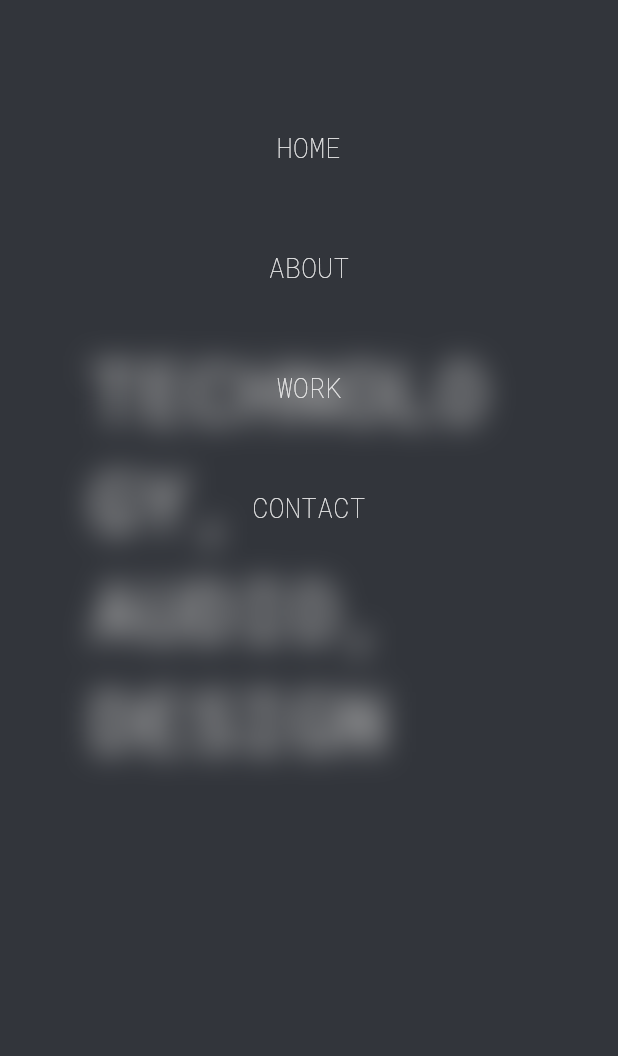
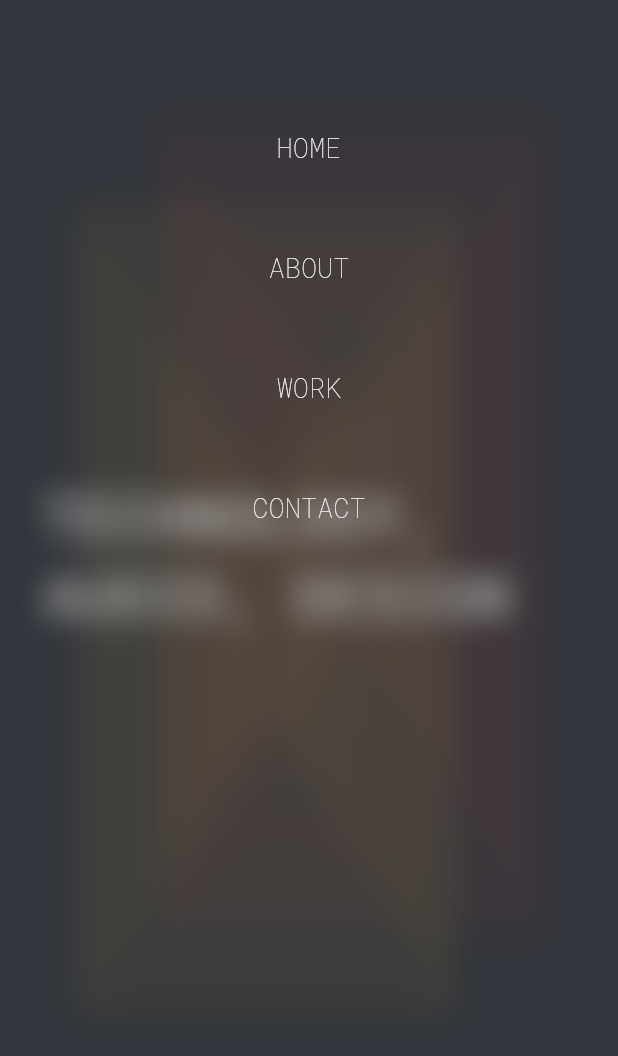
Before and after one commit to isaacmarcus/cvapp, a Flutter app: the screen it shows after launch, after a tap on the "menu" icon, on a phone screen of 412 x 824 dp, the part 63-1119 px from its top. Run offline on Flutter 3.47's test engine with Material 2 defaults, Android fonts, the light colour scheme and no system bars; our stand-ins replace animated_splash_screen, page_transition.

Commit message:
added native and secondary splash

```diff
--- a/lib/main.dart
+++ b/lib/main.dart
@@ -2,6 +2,7 @@ import 'package:cvapp/Screens/landing_page.dart';
 import 'package:cvapp/constants.dart';
 import 'package:cvapp/screens/about_page.dart';
 import 'package:cvapp/screens/contact_page.dart';
+import 'package:cvapp/screens/splash_page.dart';
 import 'package:cvapp/screens/work_page.dart';
 import 'package:flutter/material.dart';
 
@@ -17,8 +18,9 @@ class MyApp extends StatelessWidget {
       title: 'Isaac Marcus',
       theme: themeData,
       // Screen IDS initiated as static vars in respective screens
-      initialRoute: LandingPage.id,
+      initialRoute: SplashPage.id,
       routes: {
+        SplashPage.id: (context) => SplashPage(),
         LandingPage.id: (context) => LandingPage(),
         WorkPage.id: (context) => WorkPage(),
         AboutPage.id: (context) => AboutPage(),
--- a/lib/screens/landing_page.dart
+++ b/lib/screens/landing_page.dart
@@ -1,6 +1,9 @@
+import 'dart:ui';
+
 import 'package:cvapp/constants.dart';
 import 'package:cvapp/widgets/menu_drawer.dart';
 import 'package:cvapp/widgets/master_app_bar.dart';
+import 'package:cvapp/widgets/moire_box.dart';
 import 'package:flutter/material.dart';
 
 /* --------------------------------------------------------------------------
@@ -53,8 +56,47 @@ class _LandingPageState extends State<LandingPage>
       extendBodyBehindAppBar: true,
       body: Stack(
         children: [
+          Hero(
+            tag: "MoireBox2",
+            child: MoireBox(
+              scrnContext: context,
+              numberOfBoxes: 30,
+              borderColour: Colors.red[400],
+              boxRadius: 0,
+              boxWidth: MediaQuery.of(context).size.width >= 725
+                  ? 435
+                  : MediaQuery.of(context).size.width * 0.6,
+              boxHeight: MediaQuery.of(context).size.height * 0.7,
+              xPosition: 28,
+              yPosition: MediaQuery.of(context).size.width >= 725
+                  ? (-kAppBarHeightDoubleL / 2) + 27
+                  : (-kAppBarHeightDoubleS / 2) + 27,
+            ),
+          ),
+          Hero(
+            tag: "MoireBox1",
+            child: MoireBox(
+              scrnContext: context,
+              numberOfBoxes: 30,
+              borderColour: Colors.amber[300],
+              boxRadius: 0,
+              boxWidth: MediaQuery.of(context).size.width >= 725
+                  ? 435
+                  : MediaQuery.of(context).size.width * 0.6,
+              boxHeight: MediaQuery.of(context).size.height * 0.7,
+              xPosition: -28,
+              yPosition: MediaQuery.of(context).size.width >= 725
+                  ? (-kAppBarHeightDoubleL / 2) - 27
+                  : (-kAppBarHeightDoubleS / 2) - 27,
+            ),
+          ),
           // Main page body content
-          _buildContent(),
+          Container(
+            color: Colors.transparent,
+            child: BackdropFilter(
+                filter: new ImageFilter.blur(sigmaX: 0.6, sigmaY: 0.6),
+                child: _buildContent()),
+          ),
           // Stacked Menu
           _buildDrawer(),
         ],
@@ -64,21 +106,26 @@ class _LandingPageState extends State<LandingPage>
 
   // Page Content
   Widget _buildContent() {
-    return Center(
-      child: Padding(
-        padding: kMasterPadding,
+    return Padding(
+      padding: MediaQuery.of(context).size.width >= 725
+          ? kMasterPaddingL
+          : kMasterPaddingS,
       child: Column(
         mainAxisAlignment: MainAxisAlignment.center,
+        crossAxisAlignment: CrossAxisAlignment.start,
         children: <Widget>[
           Hero(
             tag: "title",
+            child: Center(
               child: Text(
                 "TECHNOLOGY, AUDIO, DESIGN",
-                style: themeData.textTheme.headline1,
+                style: MediaQuery.of(context).size.width >= 725
+                    ? themeData.textTheme.headline1
+                    : themeData.textTheme.headline2,
+              ),
             ),
           )
         ],
-        ),
       ),
     );
   }
--- /dev/null
+++ b/lib/screens/splash_page.dart
@@ -0,0 +1,33 @@
+import 'package:cvapp/constants.dart';
+import 'package:flutter/material.dart';
+import 'landing_page.dart';
+import 'package:animated_splash_screen/animated_splash_screen.dart';
+import 'package:page_transition/page_transition.dart';
+
+class SplashPage extends StatelessWidget {
+  static const String id = "splash_page";
+  const SplashPage({Key? key}) : super(key: key);
+
+  @override
+  Widget build(BuildContext context) {
+    return AnimatedSplashScreen(
+      splashIconSize: 5,
+      splash: Container(
+        margin: EdgeInsets.zero,
+        padding: EdgeInsets.zero,
+        width: 100,
+        height: 0.5,
+        child: LinearProgressIndicator(
+          minHeight: 1,
+          backgroundColor: themeData.scaffoldBackgroundColor,
+          color: themeData.backgroundColor,
+          semanticsLabel: 'Linear progress indicator',
+        ),
+      ),
+      nextScreen: LandingPage(),
+      splashTransition: SplashTransition.fadeTransition,
+      pageTransitionType: PageTransitionType.fade,
+      backgroundColor: themeData.scaffoldBackgroundColor,
+    );
+  }
+}
--- /dev/null
+++ b/lib/widgets/moire_box.dart
@@ -0,0 +1,97 @@
+import 'package:flutter/material.dart';
+
+class MoireBox extends StatelessWidget {
+  final int numberOfBoxes;
+  final borderColour;
+  final double xPosition;
+  final double yPosition;
+  final BuildContext scrnContext;
+  final double boxWidth;
+  final double boxHeight;
+  final double boxRadius;
+
+  MoireBox({
+    required this.borderColour,
+    required this.boxHeight,
+    required this.boxWidth,
+    required this.numberOfBoxes,
+    required this.scrnContext,
+    required this.xPosition,
+    required this.yPosition,
+    required this.boxRadius,
+  });
+
+  @override
+  Widget build(BuildContext context) {
+    return Stack(
+      children: _buildBoxes(),
+    );
+  }
+
+  List<Widget> _buildBoxes() {
+    // query to get screen sizes
+    double screenWidth = MediaQuery.of(scrnContext).size.width;
+    double screenHeight = MediaQuery.of(scrnContext).size.height;
+    // list to contain container widgets
+    List<Widget> boxList = [];
+    //  margins
+    double leftMargin = ((screenWidth - boxWidth) / 2) + xPosition;
+    double rightMargin = ((screenWidth - boxWidth) / 2) - xPosition;
+    double topMargin = ((screenHeight - boxHeight) / 2) + yPosition;
+    double botMargin =
+        ((screenHeight - boxHeight) / 2) + screenHeight * 0.05 - yPosition;
+
+    if (boxWidth != 0) {
+      leftMargin = ((screenWidth - boxWidth) / 2) + xPosition;
+      rightMargin = ((screenWidth - boxWidth) / 2) - xPosition;
+    }
+
+    if (boxHeight != 0) {
+      topMargin = ((screenHeight - boxHeight) / 2) - yPosition;
+      botMargin =
+          ((screenHeight - boxHeight) / 2) + screenHeight * 0.05 + yPosition;
+    }
+
+    // inner starting margins
+    double hMargin = 5;
+    double vMargin = 8;
+
+    // for loop to build containers
+    for (int i = 0; i < numberOfBoxes; i++) {
+      if (leftMargin + rightMargin >= screenWidth ||
+          topMargin + botMargin + 60 >= screenHeight) {
+        // print("margin limit reached, cutting off extra boxes");
+        break;
+      }
+
+      boxList.add(
+        Container(
+          margin: EdgeInsets.fromLTRB(
+              leftMargin, topMargin, rightMargin, botMargin),
+          decoration: BoxDecoration(
+            borderRadius: BorderRadius.all(Radius.circular(this.boxRadius)),
+            border: Border.all(
+              color: borderColour,
+              width: 0.5,
+            ),
+          ),
+        ),
+      );
+      leftMargin += hMargin;
+      rightMargin += hMargin;
+      topMargin += vMargin;
+      botMargin += vMargin;
+      if (hMargin > 0) {
+        hMargin -= 0.06;
+      }
+      if (vMargin > 0) {
+        vMargin -= 0.08;
+      }
+      if (hMargin == 0 || hMargin <= 0) {
+        print("hmargin is 0");
+        break;
+      }
+    }
+    return boxList;
+  }
+}
```
Also changed, not shown: lib/constants.dart (+53 -40 lines), lib/screens/about_page.dart (+7 -3 lines), lib/screens/contact_page.dart (+6 -2 lines), lib/screens/work_page.dart (+8 -5 lines), pubspec.yaml (+76 -0 lines), pubspec.lock, 28 other files. Lines whose indentation alone changed are shown as unchanged.
